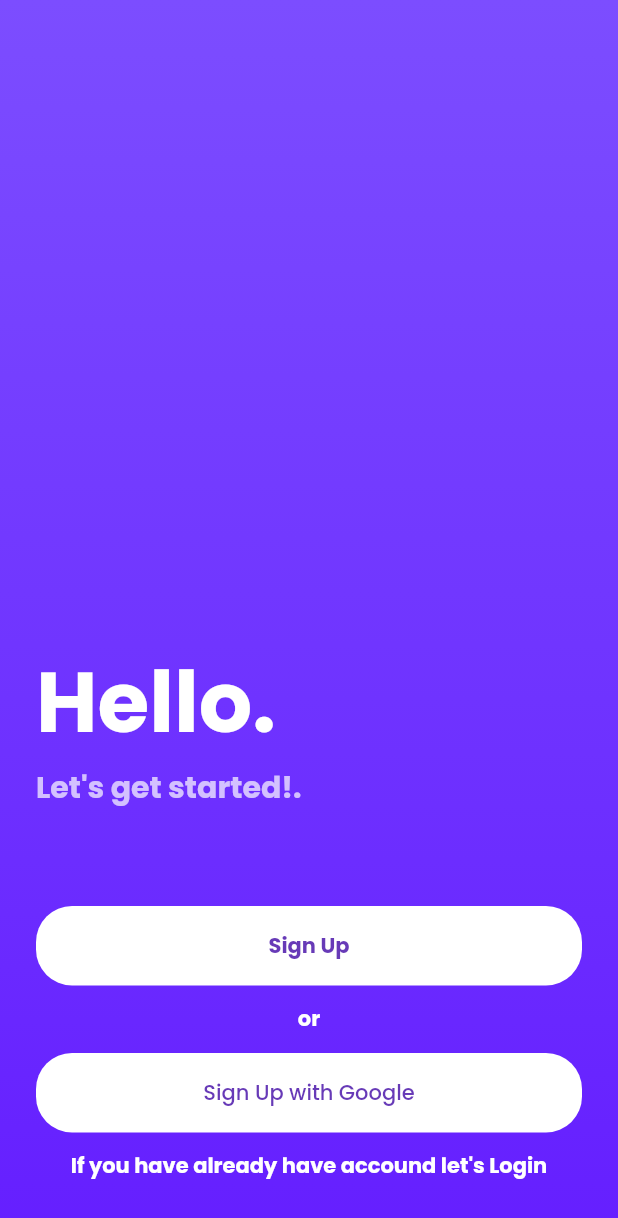
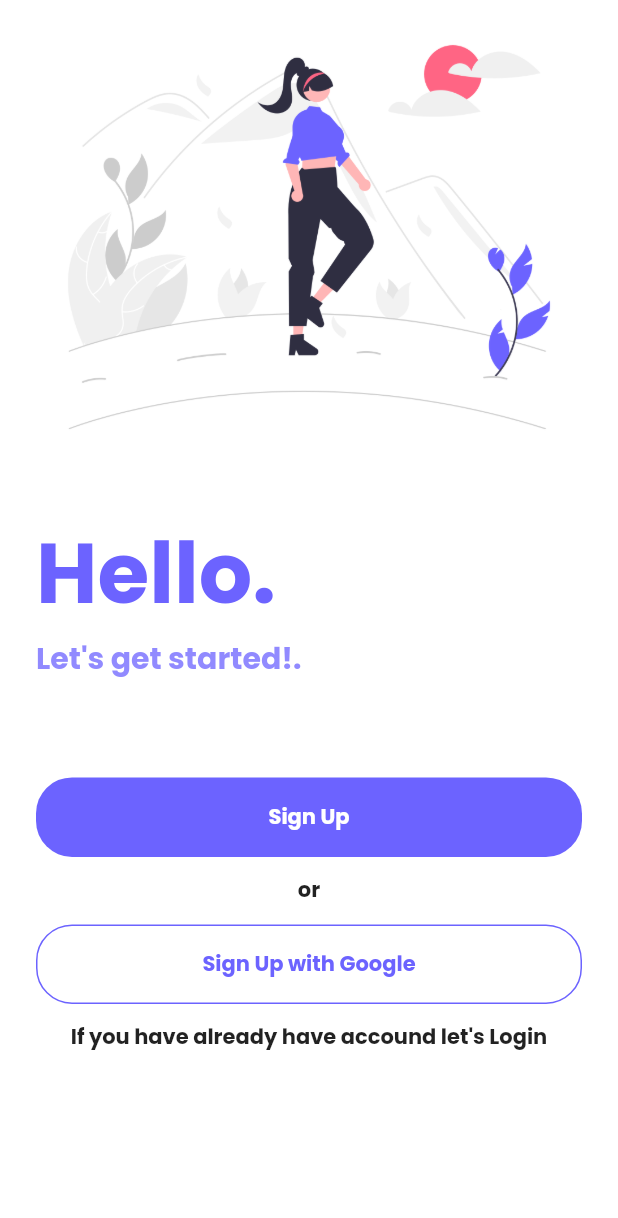
Before and after one commit to h4h13/flutter_ui_screens, a Flutter app: the LandingPage screen opened by its route, on a phone screen of 412 x 824 dp. Shown: the top 1218 px of the screen. Run offline on Flutter 3.47's test engine with Material 2 defaults, Android fonts, the light colour scheme and no system bars; our stand-ins replace google_fonts.

Commit message:
3. Sign up page

```diff
--- a/lib/common/constants.dart
+++ b/lib/common/constants.dart
@@ -5,6 +5,7 @@ import 'package:flutter_100_screens/pages/landing_page.dart';
 import 'package:flutter_100_screens/pages/signup_page.dart';
 import 'package:flutter_100_screens/pages/splash_screen_page.dart';
 
+const kPrimaryColor = Color(0xFF6C63FF);
 List<Map<String, dynamic>> days = [
   {
     'name': 'Sign Up Page',
--- a/lib/pages/landing_page.dart
+++ b/lib/pages/landing_page.dart
@@ -1,4 +1,5 @@
 import 'package:flutter/material.dart';
+import 'package:flutter_100_screens/common/constants.dart';
 
 class LandingPage extends StatelessWidget {
   const LandingPage({Key? key}) : super(key: key);
@@ -7,18 +8,13 @@ class LandingPage extends StatelessWidget {
   Widget build(BuildContext context) {
     return Scaffold(
       body: Container(
-        decoration: BoxDecoration(
-          gradient: LinearGradient(
-            colors: [
-              Colors.deepPurpleAccent.shade200,
-              Colors.deepPurpleAccent.shade400,
-            ],
-            begin: Alignment.topLeft,
-            end: Alignment.bottomLeft,
-          ),
-        ),
+        color: Colors.white,
         child: SafeArea(
-          child: Padding(
+          child: Column(
+            crossAxisAlignment: CrossAxisAlignment.stretch,
+            children: [
+              Image.asset('images/landing_page.png'),
+              Padding(
                 padding: const EdgeInsets.all(24.0),
                 child: Column(
                   mainAxisAlignment: MainAxisAlignment.end,
@@ -29,15 +25,15 @@ class LandingPage extends StatelessWidget {
                       style: TextStyle(
                         fontSize: 56,
                         fontWeight: FontWeight.bold,
-                    color: Colors.white,
+                        color: kPrimaryColor,
                       ),
                     ),
-                const Text(
+                    Text(
                       "Let's get started!.",
                       style: TextStyle(
                         fontSize: 20,
                         fontWeight: FontWeight.bold,
-                    color: Colors.white70,
+                        color: kPrimaryColor.withOpacity(0.75),
                       ),
                     ),
                     const SizedBox(
@@ -52,8 +48,8 @@ class LandingPage extends StatelessWidget {
                         ),
                       ),
                       style: ElevatedButton.styleFrom(
-                    primary: Colors.white,
-                    onPrimary: Colors.deepPurple,
+                        primary: kPrimaryColor,
+                        onPrimary: Colors.white,
                         elevation: 0,
                         shape: RoundedRectangleBorder(
                           borderRadius: BorderRadius.circular(24),
@@ -68,17 +64,24 @@ class LandingPage extends StatelessWidget {
                         textAlign: TextAlign.center,
                         style: TextStyle(
                           fontWeight: FontWeight.bold,
-                      color: Colors.white,
                         ),
                       ),
                     ),
-                ElevatedButton(
+                    OutlinedButton(
                       onPressed: () {},
-                  child: const Text('Sign Up with Google'),
-                  style: ElevatedButton.styleFrom(
-                    primary: Colors.white,
-                    onPrimary: Colors.deepPurple,
+                      child: const Text(
+                        'Sign Up with Google',
+                        style: TextStyle(
+                          fontWeight: FontWeight.bold,
+                        ),
+                      ),
+                      style: OutlinedButton.styleFrom(
                         elevation: 0,
+                        primary: kPrimaryColor,
+                        side: const BorderSide(
+                          color: kPrimaryColor,
+                          style: BorderStyle.solid,
+                        ),
                         shape: RoundedRectangleBorder(
                           borderRadius: BorderRadius.circular(24),
                         ),
@@ -92,13 +95,14 @@ class LandingPage extends StatelessWidget {
                         textAlign: TextAlign.center,
                         style: TextStyle(
                           fontWeight: FontWeight.bold,
-                      color: Colors.white,
                         ),
                       ),
                     ),
                   ],
                 ),
               ),
+            ],
+          ),
         ),
       ),
     );
--- a/pubspec.yaml
+++ b/pubspec.yaml
@@ -52,6 +52,9 @@ flutter:
   # included with your application, so that you can use the icons in
   # the material Icons class.
   uses-material-design: true
+  assets:
+     - images/
+  #   - images/a_dot_ham.jpeg
   # To add assets to your application, add an assets section, like this:
   # assets:
   #   - images/a_dot_burr.jpeg
```
Also changed, not shown: lib/pages/signup_page.dart (+100 -1 lines), images/landing_page.png (added), images/signup.png (added). Lines whose indentation alone changed are shown as unchanged.
